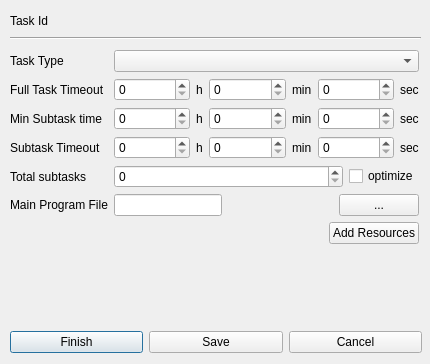
Before: the Qt Designer form poc/golemPy/examples/gnr/ui/NewTaskDialog.ui in golemfactory/clay, drawn with Qt 5.
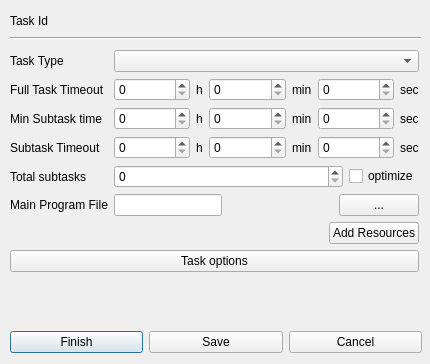
After: the same form once the commit is applied.

```diff
--- a/poc/golemPy/examples/gnr/ui/NewTaskDialog.ui
+++ b/poc/golemPy/examples/gnr/ui/NewTaskDialog.ui
@@ -517,6 +517,13 @@
       </property>
      </widget>
     </item>
+    <item row="7" column="0" colspan="2">
+     <widget class="QPushButton" name="optionsButton">
+      <property name="text">
+       <string>Task options</string>
+      </property>
+     </widget>
+    </item>
    </layout>
   </widget>
  </widget>
```
